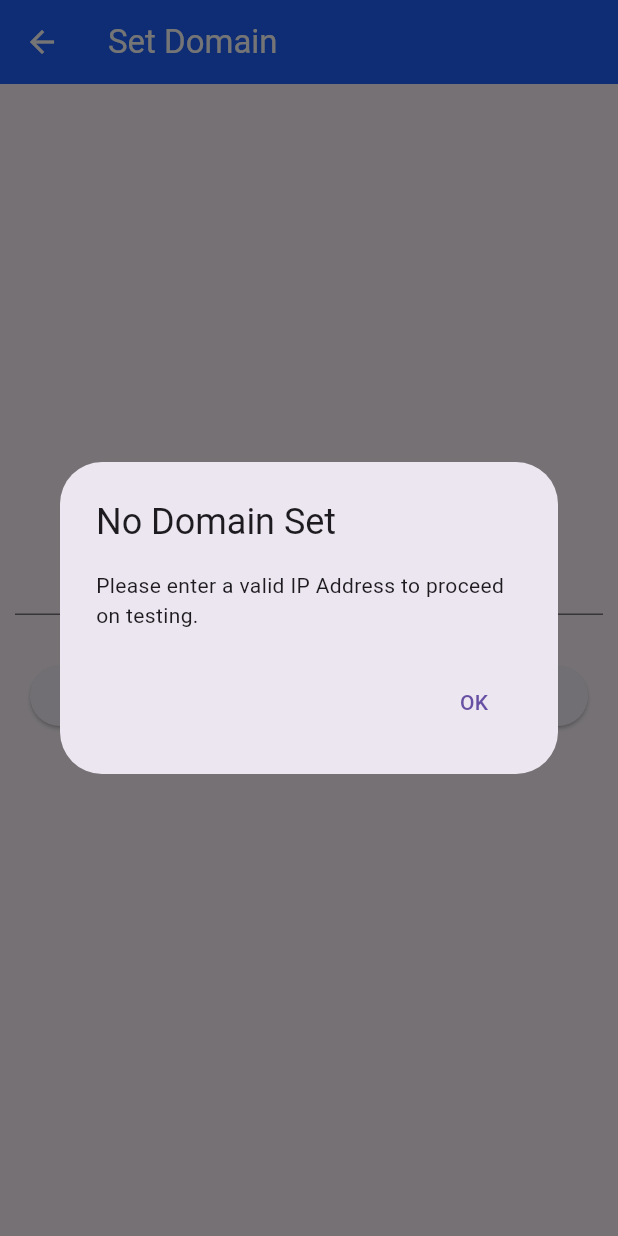
After one commit to carlgonzales075/pwd_reservation_app, a Flutter app: the DomainScreen screen opened by its route, after a tap on "Confirm", on a phone screen of 412 x 824 dp. The commit adds this screen. Run offline on Flutter 3.47's test engine with Material 3 defaults, Android fonts, the phone set to English and light mode, and no system bars; our stand-ins replace camera, carousel_slider.

Commit message:
Latest update

```diff
--- a/lib/main.dart
+++ b/lib/main.dart
@@ -2,12 +2,14 @@ import 'package:flutter/material.dart';
 import 'package:pwd_reservation_app/modules/auth/auth_modules.dart';
 import 'package:pwd_reservation_app/modules/auth/drivers/auth.dart';
 import 'package:pwd_reservation_app/modules/auth/register/register.dart';
+import 'package:pwd_reservation_app/modules/domain/domain.dart';
 import 'package:pwd_reservation_app/modules/home/home_screen.dart';
 import 'package:provider/provider.dart';
 import 'package:pwd_reservation_app/modules/reservation/drivers/bus_selected.dart';
 import 'package:pwd_reservation_app/modules/reservation/drivers/routes.dart';
 import 'package:pwd_reservation_app/modules/reservation/reservation.dart';
 import 'package:pwd_reservation_app/modules/reservation/select_bus.dart';
+import 'package:pwd_reservation_app/modules/shared/config/env_config.dart';
 // import 'package:camera/camera.dart';
 
 Future<void> main() async {
@@ -28,7 +30,10 @@ Future<void> main() async {
             create: (context) => PassengerProvider()
           ),
           ChangeNotifierProvider(
-            create: (context) => ReservationProvider())
+            create: (context) => ReservationProvider()
+          ),
+          ChangeNotifierProvider(
+            create: (context) => DomainProvider())
       ],
       child: const MyApp(),
     )
@@ -48,7 +53,8 @@ class MyApp extends StatelessWidget {
           "/register": (BuildContext context) => const RegisterAuthScreen(),
           "/home": (BuildContext context) => const HomeScreen(),
           "/reservation": (BuildContext context) => const ReservationScreen(),
-          "/select-bus": (BuildContext context) => const SelectBusScreen()
+          "/select-bus": (BuildContext context) => const SelectBusScreen(),
+          "/domain": (BuildContext context) => const DomainScreen()
         }
       );
    }
--- a/lib/modules/auth/drivers/auth.dart
+++ b/lib/modules/auth/drivers/auth.dart
@@ -2,7 +2,6 @@ import 'dart:convert';
 
 import 'package:http/http.dart' as http;
 import 'package:pwd_reservation_app/modules/auth/drivers/auth_convert.dart';
-import 'package:pwd_reservation_app/modules/shared/config/env_config.dart';
 import 'package:flutter/material.dart';
 
 class CredentialsProvider extends ChangeNotifier {
@@ -29,14 +28,14 @@ class CredentialsProvider extends ChangeNotifier {
   }
 }
 
-Future<Credentials> postLogin(String email, String password) async {
+Future<Credentials> postLogin(String email, String password, String domain) async {
   Map<String, dynamic> requestBody = {
     'email': email,
     'password': password
   };
   try {
     final response = await http.post(
-      Uri.parse('${DomainEnvs.getDomain()}/auth/login'),
+      Uri.parse('$domain/auth/login'),
       headers: {"Content-type": "application/json"},
       body: json.encode(requestBody)
     );
@@ -59,14 +58,14 @@ Future<Credentials> postLogin(String email, String password) async {
   }
 }
 
-Future<Credentials> postRefresh(String refreshToken, String mode) async {
+Future<Credentials> postRefresh(String refreshToken, String mode, String domain) async {
   Map<String, dynamic> requestBody = {
     'refresh_token': refreshToken,
     'mode': mode
   };
   try {
     final response = await http.post(
-      Uri.parse('${DomainEnvs.getDomain()}/auth/login'),
+      Uri.parse('$domain/auth/login'),
       headers: {"Content-type": "application/json"},
       body: json.encode(requestBody)
     );
@@ -115,10 +114,10 @@ class UserProvider extends ChangeNotifier {
   }
 }
   //Need to remove this from this class and then update login to await this function prior to moving to the home screen.
-Future<User> getUser(String accessToken) async {
+Future<User> getUser(String accessToken, String domain) async {
   try {
     final response = await http.get(
-      Uri.parse('${DomainEnvs.getDomain()}/users/me'),
+      Uri.parse('$domain/users/me'),
       headers: <String, String>{
         "Authorization": "Bearer $accessToken"
     });
@@ -145,7 +144,8 @@ Future<void> postCreateUser(
     String firstName,
     String lastName,
     String email,
-    String password
+    String password,
+    String domain
 ) async {
 
   // print('First Name: $firstName');
@@ -161,7 +161,7 @@ Future<void> postCreateUser(
   try {
       // print(requestBody);
       final response = await http.post(
-        Uri.parse('${DomainEnvs.getDomain()}/users'),
+        Uri.parse('$domain/users'),
         headers: {"Content-type": "application/json"},
         body: json.encode(requestBody)
       );
@@ -182,13 +182,13 @@ Future<void> postCreateUser(
   }
 }
 
-Future<void> logOut(String? refreshToken) async {
+Future<void> logOut(String? refreshToken, String domain) async {
   Map<String, dynamic> requestBody = {
     'refresh_token': refreshToken
   };
   try {
     final response = await http.post(
-      Uri.parse('${DomainEnvs.getDomain()}/auth/logout'),
+      Uri.parse('$domain/auth/logout'),
       headers: {"Content-type": "application/json"},
       body: json.encode(requestBody)
     );
--- a/lib/modules/auth/register/register.dart
+++ b/lib/modules/auth/register/register.dart
@@ -1,6 +1,7 @@
 import 'package:flutter/material.dart';
 import 'package:provider/provider.dart';
 import 'package:pwd_reservation_app/commons/themes/theme_modules.dart';
+import 'package:pwd_reservation_app/modules/shared/config/env_config.dart';
 import 'package:pwd_reservation_app/modules/shared/widgets/widgets_module.dart';
 import 'package:pwd_reservation_app/modules/auth/register/register_upload.dart';
 import 'package:pwd_reservation_app/modules/auth/drivers/auth.dart';
@@ -24,9 +25,10 @@ class _RegisterAuthScreen extends State<RegisterAuthScreen> {
   String buttonText = 'Create Account';
   bool isChecked = false;
 
-  Future<void> _getUserInfo(String accessToken) async {
+  Future<void> _getUserInfo(String accessToken, String domain) async {
     try {
-      User user = await getUser(accessToken);
+      if (mounted) {
+        User user = await getUser(accessToken, domain);
 
         if (mounted) {
           Provider.of<UserProvider>(context, listen: false).updateUser(
@@ -37,6 +39,7 @@ class _RegisterAuthScreen extends State<RegisterAuthScreen> {
             avatar: user.avatar,
             email: user.email,
           );
+        }
       }
     } catch (e) {
       showDialog(
@@ -78,7 +81,7 @@ class _RegisterAuthScreen extends State<RegisterAuthScreen> {
       // print('Email $email');
       // print('Password $password');
       try {
-        await _register();
+        await _register(context.read<DomainProvider>().url as String);
       } catch (e) {
         showDialog(
           // ignore: use_build_context_synchronously
@@ -108,7 +111,10 @@ class _RegisterAuthScreen extends State<RegisterAuthScreen> {
         }
       } else {
         try {
-          Credentials credentials = await postLogin(email, password);
+          if (mounted) {
+            Credentials credentials = await postLogin(email, password,
+              context.read<DomainProvider>().url as String
+            );
 
             if (mounted) {
               Provider.of<CredentialsProvider>(context, listen: false).updateCredentials(
@@ -116,7 +122,10 @@ class _RegisterAuthScreen extends State<RegisterAuthScreen> {
                 refreshToken: credentials.refreshToken,
                 expires: credentials.expires
               );
-            await _getUserInfo(credentials.accessToken);
+              await _getUserInfo(credentials.accessToken,
+                context.read<DomainProvider>().url as String
+              );
+            }
           }
           // ignore: use_build_context_synchronously
           Navigator.pushNamed(context, '/home');
@@ -163,7 +172,7 @@ class _RegisterAuthScreen extends State<RegisterAuthScreen> {
     }
   }
 
-  Future<void> _register() async {
+  Future<void> _register(String domain) async {
     final firstName = _firstName.text;
     final lastName = _lastName.text;
     final email = _email.text;
@@ -173,7 +182,8 @@ class _RegisterAuthScreen extends State<RegisterAuthScreen> {
         firstName,
         lastName,
         email,
-        password
+        password,
+        domain
       );
     } catch (e) {
       showDialog(
--- /dev/null
+++ b/lib/modules/domain/domain.dart
@@ -0,0 +1,105 @@
+import 'package:flutter/material.dart';
+import 'package:provider/provider.dart';
+import 'package:pwd_reservation_app/commons/themes/theme_modules.dart';
+import 'package:pwd_reservation_app/modules/shared/config/env_config.dart';
+
+class DomainScreen extends StatelessWidget {
+  const DomainScreen({super.key});
+
+  @override
+  Widget build (BuildContext context) {
+    return Scaffold(
+      appBar: AppBar(
+        title: const Text('Set Domain'),
+        backgroundColor: CustomThemeColors.themeBlue,
+        foregroundColor: CustomThemeColors.themeWhite,
+      ),
+      body: const DomainForm()
+    );
+  }
+}
+
+class DomainForm extends StatefulWidget {
+  const DomainForm({super.key});
+
+  @override
+  State<DomainForm> createState() => _DomainForm();
+}
+
+class _DomainForm extends State<DomainForm> {
+
+  @override
+  Widget build (BuildContext context) {
+    final TextEditingController ipText = TextEditingController(
+      text: context.read<DomainProvider>().ipAddress
+    );
+    return Container(
+      margin: const EdgeInsets.all(10.0),
+      child: Center(
+        child: Column(
+          mainAxisAlignment: MainAxisAlignment.center,
+          crossAxisAlignment: CrossAxisAlignment.stretch,
+          children: <Widget>[
+            TextField(
+              controller: ipText,
+              decoration: const InputDecoration(
+                hintText: "Enter IP Address",
+                alignLabelWithHint: true,
+                contentPadding: EdgeInsets.symmetric(vertical: 12.0, horizontal: 16.0),
+              ),
+              textAlign: TextAlign.center,
+            ),
+            Container(
+              margin: const EdgeInsets.symmetric(vertical: 30, horizontal: 10),
+              child: ElevatedButton(
+                onPressed: () {
+                  context.read<DomainProvider>().updateDomain(ipText.text);
+                  if (ipText.text.isNotEmpty) {
+                    showDialog(
+                      context: context,
+                      builder: (BuildContext context) {
+                        return AlertDialog(
+                          title: const Text('Domain Set Successfully!'),
+                          content: Text('http://${ipText.text}:8080 is now used as server url.'),
+                          actions: <Widget>[
+                            TextButton(
+                              onPressed: () {
+                                Navigator.of(context).pop();
+                                Navigator.pop(context);
+                              },
+                              child: const Text('OK'),
+                            ),
+                          ],
+                        );
+                      }
+                    );
+                  } else {
+                    showDialog(
+                      context: context,
+                      builder: (BuildContext context) {
+                        return AlertDialog(
+                          title: const Text('No Domain Set'),
+                          content: const Text('Please enter a valid IP Address to proceed on testing.'),
+                          actions: <Widget>[
+                            TextButton(
+                              onPressed: () {
+                                Navigator.of(context).pop();
+                              },
+                              child: const Text('OK'),
+                            ),
+                          ],
+                        );
+                      }
+                    );
+                  }
+                  // Navigator.pop(context);
+                },
+                child: const Text('Confirm')
+              ),
+            )
+          ],
+        ),
+      ),
+    );
+  }
+}
--- a/lib/modules/reservation/drivers/bus_selected.dart
+++ b/lib/modules/reservation/drivers/bus_selected.dart
@@ -3,7 +3,6 @@ import 'dart:convert';
 import 'package:flutter/material.dart';
 import 'package:provider/provider.dart';
 import 'package:pwd_reservation_app/modules/auth/drivers/auth.dart';
-import 'package:pwd_reservation_app/modules/shared/config/env_config.dart';
 import 'package:http/http.dart' as http;
 
 class Passengers {
@@ -131,7 +130,8 @@ class PassengerProvider extends ChangeNotifier {
 Future<PassengerSeatAssignment> postSeatReservation(BuildContext context, String accessToken,
   String vehicleId,
   String stopPickUpId,
-  String stopDestinationId
+  String stopDestinationId,
+  String domain
 ) async {
   try {
     final requestBody = jsonEncode(<String, dynamic> {
@@ -142,10 +142,9 @@ Future<PassengerSeatAssignment> postSeatReservation(BuildContext context, String
       "occupied_to": stopDestinationId
     });
     if (context.mounted) {
-      print(context.read<PassengerProvider>().id);
       final response = await http.post(
         Uri.parse(
-          '${DomainEnvs.getDomain()}/flows/trigger/c0d98000-1626-4b95-aea7-0107a0ba7cd2'
+          '$domain/flows/trigger/c0d98000-1626-4b95-aea7-0107a0ba7cd2'
         ),
         headers: {
           "Content-type": 'application/json',
@@ -176,16 +175,15 @@ Future<PassengerSeatAssignment> postSeatReservation(BuildContext context, String
   }
 }
 
-Future<Passengers> getPassenger(String userId, String accessToken) async {
+Future<Passengers> getPassenger(String userId, String accessToken, String domain) async {
   try {
     final response = await http.get(
-      Uri.parse('${DomainEnvs.getDomain()}/items/passengers?filter[user_id][_eq]=$userId'),
+      Uri.parse('$domain/items/passengers?filter[user_id][_eq]=$userId'),
       headers: {
         "Authorization": "Bearer $accessToken"
       }
     );
     if (response.statusCode == 200) {
-      print(response.body);
       return Passengers.fromJson(jsonDecode(response.body) as Map<String, dynamic>);
     } else {
       Map<String, dynamic> responseData = jsonDecode(response.body);
@@ -230,14 +228,14 @@ class ReservationInfo {
   }
 }
 
-Future<ReservationInfo> getReservationInfo (String accessToken, String seatId) async {
+Future<ReservationInfo> getReservationInfo (String accessToken, String seatId, String domain) async {
   try {
     final requestBody = jsonEncode(<String, dynamic> {
       "seat_id": seatId
     });
       final response = await http.post(
         Uri.parse(
-          '${DomainEnvs.getDomain()}/flows/trigger/9ba5a643-bb8a-4fb3-bf97-1a868a32ed78'
+          '$domain/flows/trigger/9ba5a643-bb8a-4fb3-bf97-1a868a32ed78'
         ),
         headers: {
           "Content-type": 'application/json',
@@ -265,7 +263,7 @@ Future<ReservationInfo> getReservationInfo (String accessToken, String seatId) a
   }
 }
 
-Future<String?> cancelBooking(String accessToken, String passengerId, String seatId) async {
+Future<String?> cancelBooking(String accessToken, String passengerId, String seatId, String domain) async {
   try {
     final requestBody = jsonEncode(<String, dynamic> {
       "seat_id": seatId,
@@ -273,7 +271,7 @@ Future<String?> cancelBooking(String accessToken, String passengerId, String sea
     });
       final response = await http.post(
         Uri.parse(
-          '${DomainEnvs.getDomain()}/flows/trigger/472fb2d2-8d8d-464a-842f-ea52da4b032c'
+          '$domain/flows/trigger/472fb2d2-8d8d-464a-842f-ea52da4b032c'
         ),
         headers: {
           "Content-type": 'application/json',
--- a/lib/modules/reservation/drivers/routes.dart
+++ b/lib/modules/reservation/drivers/routes.dart
@@ -2,7 +2,6 @@ import 'dart:convert';
 
 import 'package:flutter/material.dart';
 import 'package:http/http.dart' as http;
-import 'package:pwd_reservation_app/modules/shared/config/env_config.dart';
 
 class StopsProvider extends ChangeNotifier {
   String? stopNameDestination;
@@ -77,10 +76,8 @@ class Stops {
   }
 }
 
-Future<List<Stops>> getStops(String accessToken) async {
-  var url = Uri.parse('${
-    DomainEnvs.getDomain()
-    }/items/stops?fields=id,stop_name,stop_point_location&filter[status][_eq]=published&sort=-sort');
+Future<List<Stops>> getStops(String accessToken, String domain) async {
+  var url = Uri.parse('$domain/items/stops?fields=id,stop_name,stop_point_location&filter[status][_eq]=published&sort=-sort');
   try {
     final response = await http.get(
       url,
@@ -151,11 +148,9 @@ class Vehicles {
 }
 
 Future<List<Vehicles>> postVehicles(
-  String accessToken, String pickupId, String destinationId
+  String accessToken, String pickupId, String destinationId, String domain
   ) async {
-  var url = Uri.parse('${
-    DomainEnvs.getDomain()
-    }/flows/trigger/5d1a6ed4-3ff6-4e53-a8f2-1852ec6cef63');
+  var url = Uri.parse('$domain/flows/trigger/5d1a6ed4-3ff6-4e53-a8f2-1852ec6cef63');
   try {
     final response = await http.post(
       url,
--- a/lib/modules/reservation/reservation.dart
+++ b/lib/modules/reservation/reservation.dart
@@ -3,6 +3,7 @@ import 'package:pwd_reservation_app/commons/themes/theme_modules.dart';
 import 'package:pwd_reservation_app/modules/auth/drivers/auth.dart';
 import 'package:pwd_reservation_app/modules/reservation/drivers/routes.dart';
 import 'package:provider/provider.dart';
+import 'package:pwd_reservation_app/modules/shared/config/env_config.dart';
 // import 'package:pwd_reservation_app/modules/reservation/select_bus.dart';
 // import 'package:pwd_reservation_app/modules/shared/widgets/widgets_module.dart';
 
@@ -43,7 +44,7 @@ class _StopsListView extends State<StopsListView> {
     return Consumer<CredentialsProvider> (
       builder: (context, credentials, child) {
         return FutureBuilder(
-          future: getStops('${credentials.accessToken}'),
+          future: getStops('${credentials.accessToken}', context.read<DomainProvider>().url as String),
           builder: (context, snapshot) {
             if (snapshot.connectionState == ConnectionState.waiting) {
               return const Center(
--- a/lib/modules/shared/config/env_config.dart
+++ b/lib/modules/shared/config/env_config.dart
@@ -1,13 +1,34 @@
-class DomainEnvs {
-  static const String _devEnvDomain = 'http://172.31.192.1:8080';
-  static const String _prodEnvDomain = 'http://sample.com';
-  static const bool isDev = true;
+import 'package:flutter/material.dart';
 
-  static String getDomain() {
-    if (isDev) {
-      return _devEnvDomain;
-    } else {
-      return _prodEnvDomain;
+// class DomainEnvs {
+//   static const String _devEnvDomain = 'http://192.168.176.1:8080';
+//   static const String _prodEnvDomain = 'http://sample.com';
+//   static const bool isDev = true;
+
+//   static String getDomain() {
+//     if (isDev) {
+//       return _devEnvDomain;
+//     } else {
+//       return _prodEnvDomain;
+//     }
+//   }
+// }
+
+class DomainProvider extends ChangeNotifier {
+    String? url;
+    String? ipAddress;
+
+    void updateDomain(
+      String? ipAddress
+    ) {
+      this.ipAddress = ipAddress;
+      url = "http://$ipAddress:8080";
+      notifyListeners();
     }
-  }
+
+    void resetDomain() {
+      ipAddress = null;
+      url = null;
+      notifyListeners();
+    }
 }
--- a/lib/modules/shared/drivers/images.dart
+++ b/lib/modules/shared/drivers/images.dart
@@ -19,6 +19,8 @@ class ApiProfileImage extends StatefulWidget {
 class _ApiProfileImage extends State<ApiProfileImage> {
   @override
   Widget build (BuildContext context) {
+    String domain = context.read<DomainProvider>().url as String;
+
     return Consumer<UserProvider>(
       builder: (context, userProvider, child) {
         return CircleAvatar(
@@ -30,7 +32,7 @@ class _ApiProfileImage extends State<ApiProfileImage> {
             decoration: BoxDecoration(
               image: DecorationImage(
                 image: userProvider.avatar != null ? NetworkImage(
-                  '${DomainEnvs.getDomain()}/assets/${userProvider.avatar}?fit=cover&width=40&height=40'
+                  '$domain/assets/${userProvider.avatar}?fit=cover&width=40&height=40'
                 ) : const AssetImage('assets/images/profileIcon100.jpg') as ImageProvider,
                 fit: BoxFit.cover,
               ),
@@ -53,13 +55,15 @@ class BusImage extends StatefulWidget {
 class _BusImage extends State<BusImage> {
   @override
   Widget build (BuildContext context) {
+    String domain = context.read<DomainProvider>().url as String;
+
     return Consumer<UserProvider>(
       builder: (context, userProvider, child) {
         return Container(
           decoration: BoxDecoration(
             image: DecorationImage(
               image: NetworkImage(
-                '${DomainEnvs.getDomain()}/assets/${widget.assetId}'
+                '$domain/assets/${widget.assetId}'
               ),
             ),
             boxShadow: const [
```
Also changed, not shown: lib/modules/auth/login/login.dart (+62 -12 lines), lib/modules/home/home_screen.dart (+7 -3 lines), lib/modules/reservation/select_bus.dart (+8 -6 lines), 7 other files. Lines whose indentation alone changed are shown as unchanged.
